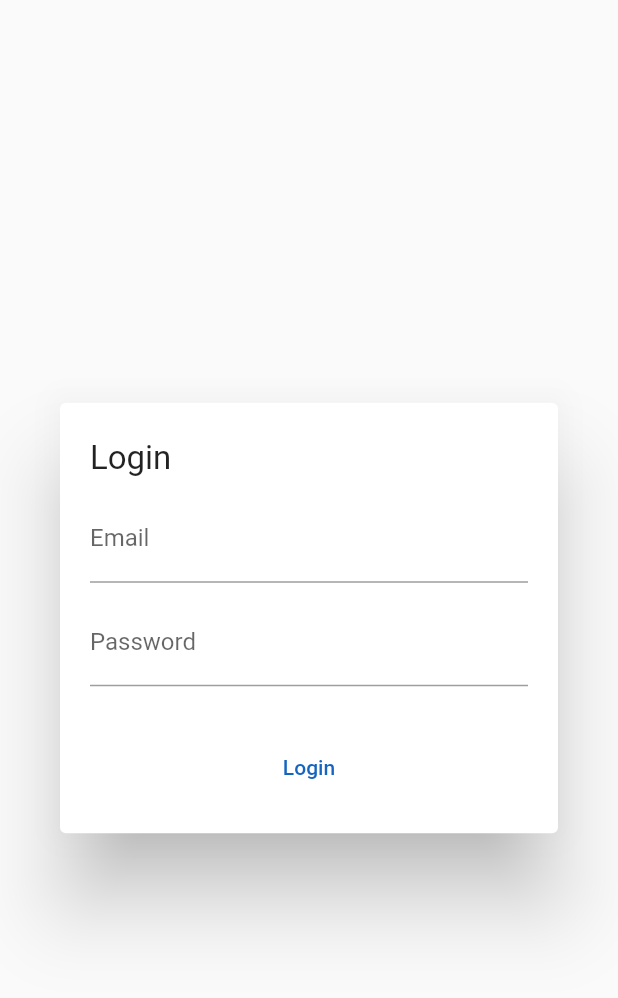
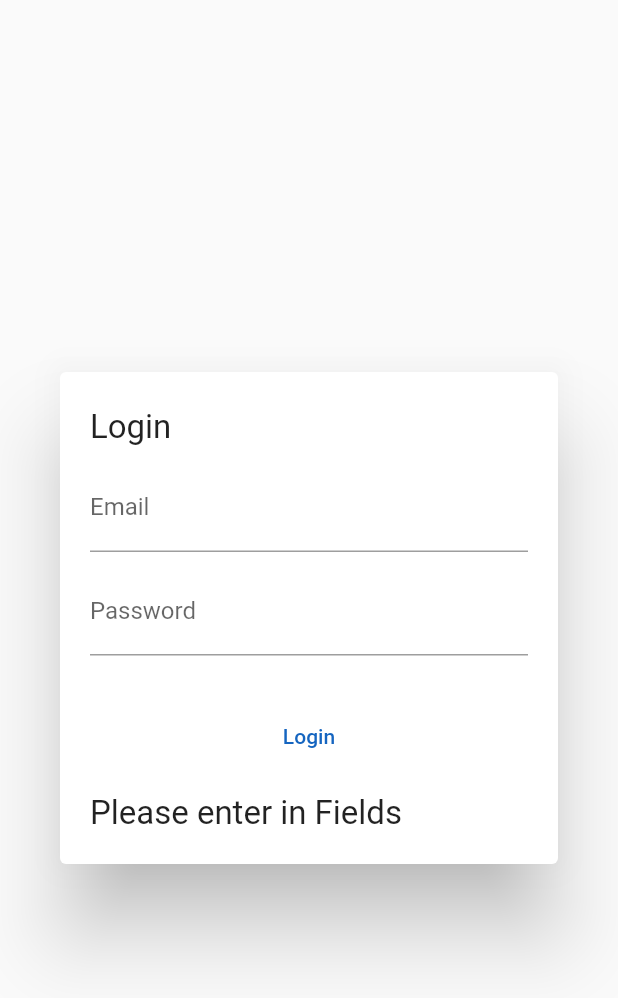
Before and after one commit to tarunchauhan97/blog-web-app-prov-new, a Flutter app: the LoginDialog widget shown alone on an empty page, opened directly, after a tap on "Login", on a phone screen of 412 x 824 dp. Shown: the top 998 px of the screen. Run offline on Flutter 3.47's test engine with Material 2 defaults, Android fonts, the phone set to English and light mode, and no system bars; our stand-ins replace cloud_firestore, firebase_auth, firebase_core; accounts and stored records are empty; network calls fail.

Commit message:
26 value notifier

```diff
--- a/lib/login_dialog.dart
+++ b/lib/login_dialog.dart
@@ -6,6 +6,7 @@ class LoginDialog extends StatelessWidget {
   Widget build(BuildContext context) {
     TextEditingController emailController = TextEditingController();
     TextEditingController passwordController = TextEditingController();
+    final errorNotifier = ValueNotifier('');
     return Dialog(
       child: Container(
         padding: EdgeInsets.all(20),
@@ -41,23 +42,34 @@ class LoginDialog extends StatelessWidget {
                   'Login',
                   style: TextStyle(color: Colors.blue.shade800),
                 ),
-
                 onPressed: () async {
                   final email = emailController.text;
                   final password = passwordController.text;
-                  final userCred =  await FirebaseAuth.instance
-                      .signInWithEmailAndPassword(email: email, password: password);
-                  Navigator.of(context).pop();
-
-                  // return FirebaseAuth.instance
-                  //     .signInWithEmailAndPassword(
-                  //       email: email,
-                  //       password: password,
-                  //     )
-                  //     .then((_) => Navigator.of(context).pop());
+                  if (email.isEmpty || password.isEmpty) {
+                    errorNotifier.value = 'Please enter in Fields';
+                    return null;
+                  }
+                  final userCred = await FirebaseAuth.instance
+                      .signInWithEmailAndPassword(email: email, password: password)
+                      .then((value) => Navigator.of(context).pop())
+                      .catchError((error) {
+                    //errorNotifier.value = error.toString();
+                    if (error is FirebaseAuthException) {
+                      errorNotifier.value = error.message!;
+                    }
+                  });
                 },
               ),
             ),
+            SizedBox(
+              height: 10,
+            ),
+            ValueListenableBuilder<String>(
+                valueListenable: errorNotifier,
+                builder: (context, value, child) {
+                  if (value.isEmpty) return SizedBox();
+                  return Text(value);
+                }),
           ],
         ),
       ),
```
